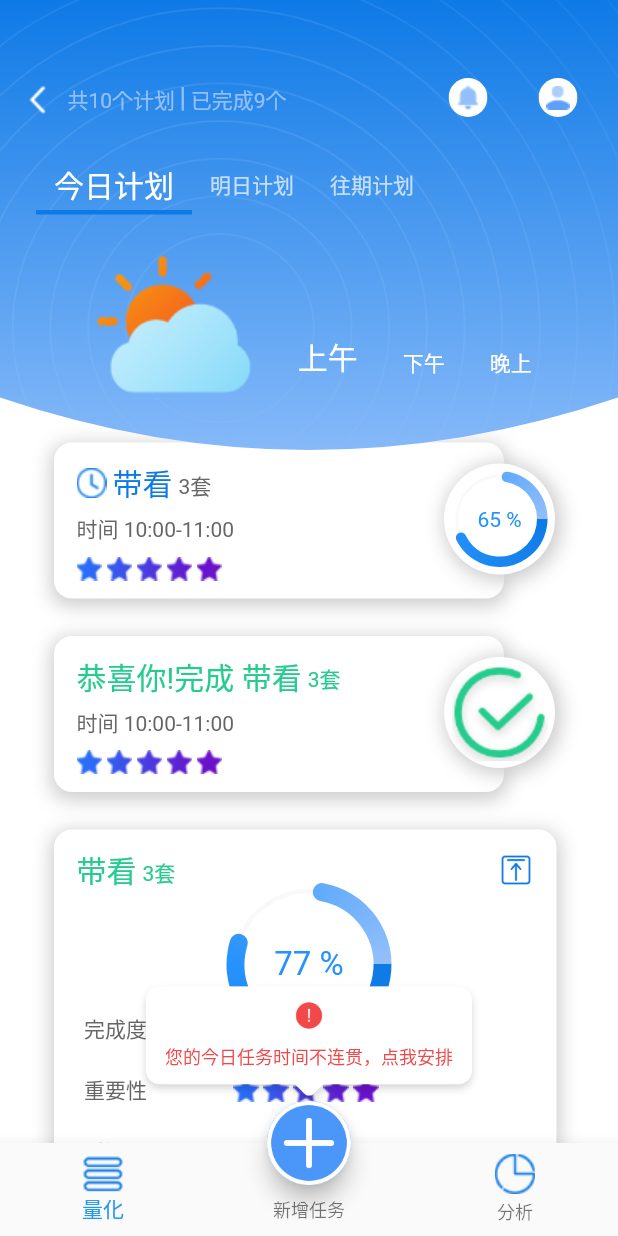
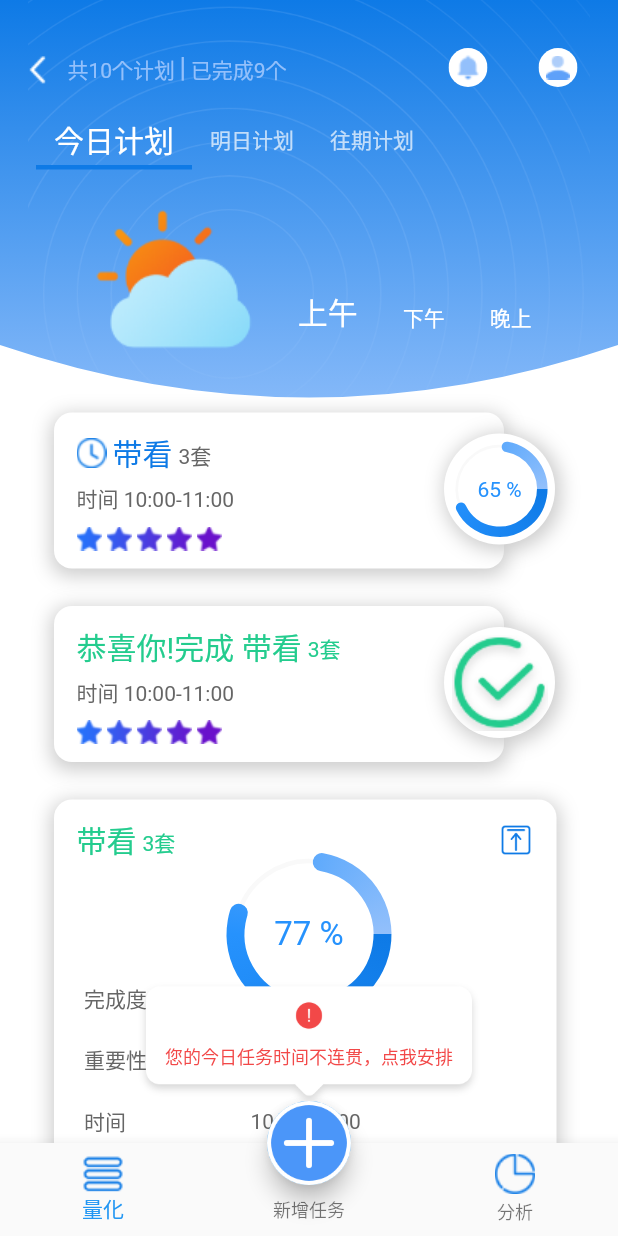
Before and after one commit to borite/ThumbSir, a Flutter app: the QListPage screen opened directly, on a phone screen of 412 x 824 dp. Run offline on Flutter 3.47's test engine with Material 2 defaults, Android fonts, the phone set to English and light mode, and no system bars; drawn by our look-alikes of sleek_circular_slider; our stand-ins replace flutter_time_picker_spinner, jiffy, month_picker_dialog, wheel_chooser; missing offline and left inert: some_calendar.

Commit message:
适配调整
适配调整

```diff
--- a/lib/pages/broker/qlist/qlist_analyze_page.dart
+++ b/lib/pages/broker/qlist/qlist_analyze_page.dart
@@ -54,7 +54,7 @@ class _QListAnalyzePageState extends State<QListAnalyzePage> with SingleTickerPr
             ),
             // 顶部导航栏
             Positioned(
-                top:40,
+                top:20,
                 child: Container(
                   padding: EdgeInsets.only(left: 15,right: 15),
                   child: TabBar(
--- a/lib/pages/broker/qlist/qlist_list_page.dart
+++ b/lib/pages/broker/qlist/qlist_list_page.dart
@@ -66,7 +66,7 @@ class _QListListPageState extends State<QListListPage> with SingleTickerProvider
                         child:
                         //  背景
                         Container(
-                            height: 335,
+                            height: 300,
                             decoration: BoxDecoration(
                               gradient: LinearGradient(
                                 colors: [Color(0xFF0E7AE6),Color(0xFF93C0FB)],
@@ -82,8 +82,8 @@ class _QListListPageState extends State<QListListPage> with SingleTickerProvider
                               children: <Widget>[
                                 // 顶部信息与消息、个人中心按钮
                                 Container(
-                                  height: 100,
-                                  padding: EdgeInsets.only(top:30),
+                                  height: 70,
+                                  padding: EdgeInsets.only(top: 20),
                                   child:Row(
                                     mainAxisAlignment: MainAxisAlignment.spaceBetween,
                                     children: <Widget>[
@@ -356,7 +356,7 @@ class _QListListPageState extends State<QListListPage> with SingleTickerProvider
                       child:
                       //  背景
                       Container(
-                          height: 335,
+                          height: 300,
                           decoration: BoxDecoration(
                             gradient: LinearGradient(
                               colors: [Color(0xFFF67818),Color(0xFFFCD654)],
@@ -372,8 +372,8 @@ class _QListListPageState extends State<QListListPage> with SingleTickerProvider
                             children: <Widget>[
                               // 顶部信息与消息、个人中心按钮
                               Container(
-                                height: 100,
-                                padding: EdgeInsets.only(top:30),
+                                height: 70,
+                                padding: EdgeInsets.only(top: 20),
                                 child:Row(
                                   mainAxisAlignment: MainAxisAlignment.spaceBetween,
                                   children: <Widget>[
@@ -652,7 +652,7 @@ class _QListListPageState extends State<QListListPage> with SingleTickerProvider
                       child:
                       //  背景
                       Container(
-                          height: 335,
+                          height: 300,
                           decoration: BoxDecoration(
                             gradient: LinearGradient(
                               colors: [Color(0xFF000747),Color(0xFF003273)],
@@ -668,8 +668,8 @@ class _QListListPageState extends State<QListListPage> with SingleTickerProvider
                             children: <Widget>[
                               // 顶部信息与消息、个人中心按钮
                               Container(
-                                height: 100,
-                                padding: EdgeInsets.only(top:30),
+                                height: 70,
+                                padding: EdgeInsets.only(top: 20),
                                 child:Row(
                                   mainAxisAlignment: MainAxisAlignment.spaceBetween,
                                   children: <Widget>[
--- a/lib/pages/mycenter/invitation_page.dart
+++ b/lib/pages/mycenter/invitation_page.dart
@@ -39,7 +39,6 @@ class _InvitationPageState extends State<InvitationPage> {
                             // 背景与导航
                             Container(
                               height: 100,
-                              padding: EdgeInsets.only(top:30),
                               child:Row(
                                 mainAxisAlignment: MainAxisAlignment.spaceBetween,
                                 children: <Widget>[
@@ -73,7 +72,7 @@ class _InvitationPageState extends State<InvitationPage> {
                             ),
                             Container(
                               alignment: Alignment(-1,-1),
-                              margin: EdgeInsets.only(top: 15,left: 37),
+                              margin: EdgeInsets.only(left: 37),
                               child: Column(
                                 children: <Widget>[
                                   Container(
@@ -121,7 +120,7 @@ class _InvitationPageState extends State<InvitationPage> {
                 child: Container(
                   width: 335,
                   height: 350,
-                  margin: EdgeInsets.only(top: 120),
+                  margin: EdgeInsets.only(top: 180),
                   padding: EdgeInsets.fromLTRB(20, 30, 20, 50),
                   decoration: BoxDecoration(
                     color: Colors.white,
--- a/lib/widget/month_analyze.dart
+++ b/lib/widget/month_analyze.dart
@@ -26,7 +26,7 @@ class _MonthAnalyzeState extends State<MonthAnalyze> {
             Container(
                 decoration: BoxDecoration(color: Colors.white),
                 child: Padding(
-                  padding: EdgeInsets.only(top:335,bottom:25),
+                  padding: EdgeInsets.only(top:320,bottom:25),
                   child:Column(
                     children: <Widget>[
                       // 每一条量化
@@ -77,7 +77,7 @@ class _MonthAnalyzeState extends State<MonthAnalyze> {
           child: Container(
             width: 335,
             height: 40,
-            margin: EdgeInsets.only(top: 100),
+            margin: EdgeInsets.only(top: 80),
             decoration: BoxDecoration(
                 borderRadius: BorderRadius.circular(12),
                 boxShadow: [BoxShadow(
@@ -152,7 +152,7 @@ class _MonthAnalyzeState extends State<MonthAnalyze> {
           alignment: Alignment(0,-1),
           child: Container(
             width: 340,
-            margin: EdgeInsets.only(top: 160),
+            margin: EdgeInsets.only(top: 140),
             color: Colors.transparent,
             child: Row(
               mainAxisAlignment: MainAxisAlignment.spaceBetween,
--- a/lib/widget/past_qlist.dart
+++ b/lib/widget/past_qlist.dart
@@ -27,7 +27,7 @@ class _PastQListState extends State<PastQList> {
       children: <Widget>[
         Container(
           decoration: BoxDecoration(color: Colors.white),
-          padding: EdgeInsets.only(top:270,bottom:30),
+          padding: EdgeInsets.only(top:250,bottom:30),
           child: Container(
             child:
             SomeCalendar(
--- a/lib/widget/quarter_analyze.dart
+++ b/lib/widget/quarter_analyze.dart
@@ -18,7 +18,7 @@ class _QuarterAnalyzeState extends State<QuarterAnalyze> {
             Container(
                 decoration: BoxDecoration(color: Colors.white),
                 child: Padding(
-                  padding: EdgeInsets.only(top:335,bottom:25),
+                  padding: EdgeInsets.only(top:320,bottom:25),
                   child:Column(
                     children: <Widget>[
                       // 每一条量化
@@ -69,7 +69,7 @@ class _QuarterAnalyzeState extends State<QuarterAnalyze> {
           child: Container(
             width: 335,
             height: 40,
-            margin: EdgeInsets.only(top: 100),
+            margin: EdgeInsets.only(top: 80),
             decoration: BoxDecoration(
                 borderRadius: BorderRadius.circular(12),
                 boxShadow: [BoxShadow(
@@ -122,7 +122,7 @@ class _QuarterAnalyzeState extends State<QuarterAnalyze> {
           alignment: Alignment(0,-1),
           child: Container(
             width: 340,
-            margin: EdgeInsets.only(top: 160),
+            margin: EdgeInsets.only(top: 140),
             color: Colors.transparent,
             child: Row(
               mainAxisAlignment: MainAxisAlignment.spaceBetween,
--- a/lib/widget/today_qlist.dart
+++ b/lib/widget/today_qlist.dart
@@ -17,7 +17,7 @@ class _TodayQListState extends State<TodayQList> {
         Container(
             decoration: BoxDecoration(color: Colors.white),
             child:Padding(
-              padding: EdgeInsets.only(top:295,bottom:25),
+              padding: EdgeInsets.only(top:275,bottom:25),
               child: Column(
                 children: <Widget>[
                   // 每一条量化
--- a/lib/widget/tomorrow_qlist.dart
+++ b/lib/widget/tomorrow_qlist.dart
@@ -17,7 +17,7 @@ class _TomorrowQListState extends State<TomorrowQList> {
         Container(
             decoration: BoxDecoration(color: Colors.white),
             child:Padding(
-              padding: EdgeInsets.only(top:295,bottom:25),
+              padding: EdgeInsets.only(top:275,bottom:25),
               child: Column(
                 children: <Widget>[
                   // 每一条量化
--- a/lib/widget/week_analyze.dart
+++ b/lib/widget/week_analyze.dart
@@ -18,7 +18,7 @@ class _WeekAnalyzeState extends State<WeekAnalyze> {
             Container(
                 decoration: BoxDecoration(color: Colors.white),
                 child: Padding(
-                  padding: EdgeInsets.only(top:335,bottom:25),
+                  padding: EdgeInsets.only(top:320,bottom:25),
                   child:Column(
                     children: <Widget>[
                       // 每一条量化
@@ -69,7 +69,7 @@ class _WeekAnalyzeState extends State<WeekAnalyze> {
           child: Container(
             width: 335,
             height: 40,
-            margin: EdgeInsets.only(top: 100),
+            margin: EdgeInsets.only(top: 80),
             decoration: BoxDecoration(
                 borderRadius: BorderRadius.circular(12),
                 boxShadow: [BoxShadow(
@@ -122,7 +122,7 @@ class _WeekAnalyzeState extends State<WeekAnalyze> {
           alignment: Alignment(0,-1),
           child: Container(
             width: 340,
-            margin: EdgeInsets.only(top: 160),
+            margin: EdgeInsets.only(top: 140),
             color: Colors.transparent,
             child: Row(
               mainAxisAlignment: MainAxisAlignment.spaceBetween,
--- a/lib/widget/year_analyze.dart
+++ b/lib/widget/year_analyze.dart
@@ -18,7 +18,7 @@ class _YearAnalyzeState extends State<YearAnalyze> {
             Container(
                 decoration: BoxDecoration(color: Colors.white),
                 child: Padding(
-                  padding: EdgeInsets.only(top:335,bottom:25),
+                  padding: EdgeInsets.only(top:320,bottom:25),
                   child:Column(
                     children: <Widget>[
                       // 每一条量化
@@ -69,7 +69,7 @@ class _YearAnalyzeState extends State<YearAnalyze> {
           child: Container(
             width: 335,
             height: 40,
-            margin: EdgeInsets.only(top: 100),
+            margin: EdgeInsets.only(top: 80),
             decoration: BoxDecoration(
                 borderRadius: BorderRadius.circular(12),
                 boxShadow: [BoxShadow(
@@ -122,7 +122,7 @@ class _YearAnalyzeState extends State<YearAnalyze> {
           alignment: Alignment(0,-1),
           child: Container(
             width: 340,
-            margin: EdgeInsets.only(top: 160),
+            margin: EdgeInsets.only(top: 140),
             color: Colors.transparent,
             child: Row(
               mainAxisAlignment: MainAxisAlignment.spaceBetween,
```
Also changed, not shown: lib/widget/day_analyze.dart (+4 -4 lines), 12 other files.
